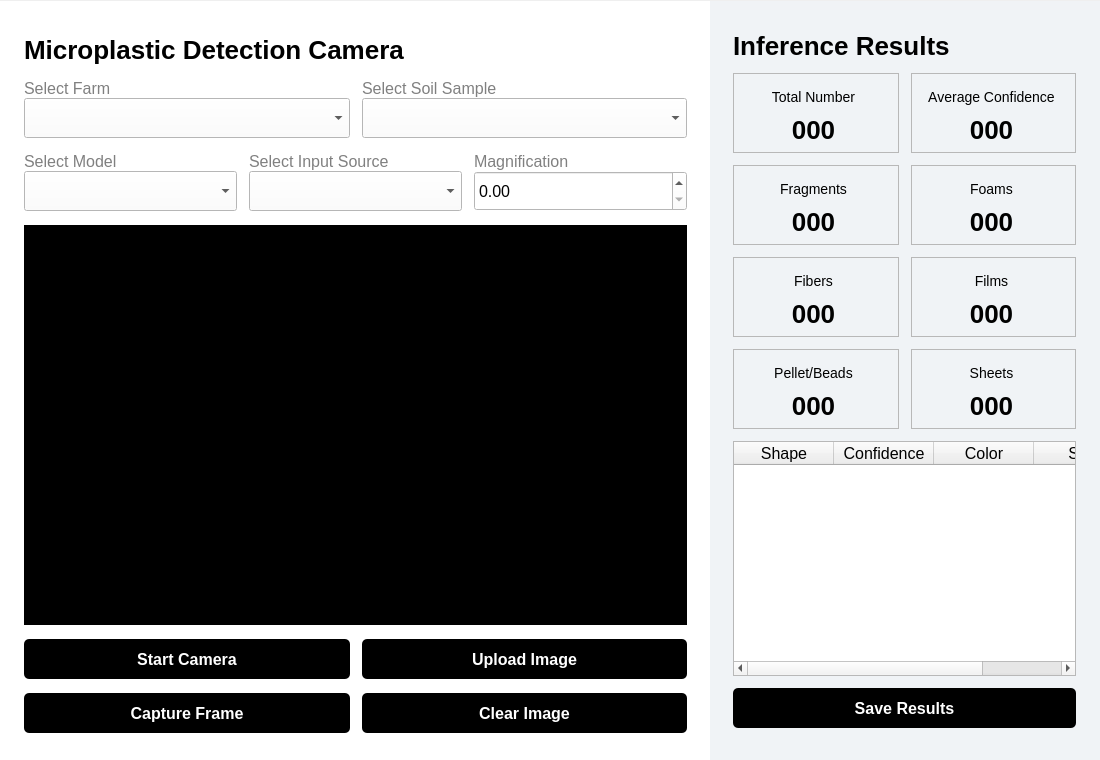
Above: mpcamera/layouts/cameraPage.ui from AkunoCode/MP-Camera before the change. Below: the same form after it.
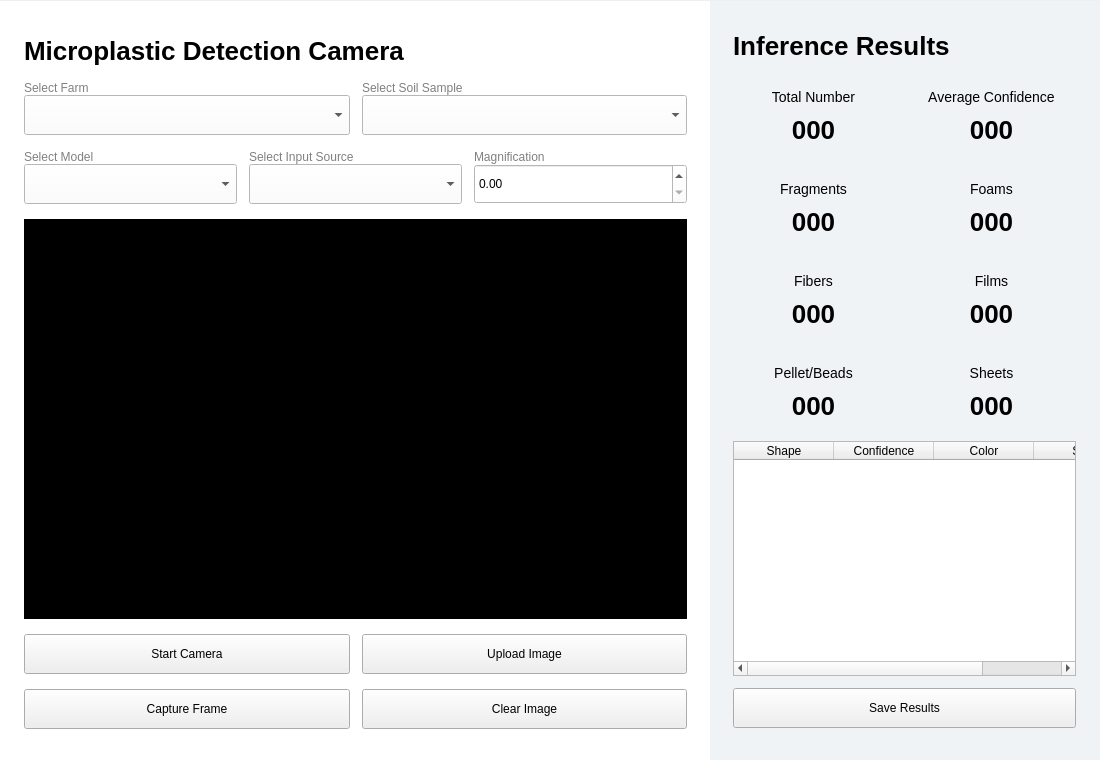
That is the form after the change. Icons and pictures are not drawn.

Commit message: feat: Enhance UI components with improved styling for ComboBox and DoubleSpinBox

```diff
--- a/mpcamera/layouts/cameraPage.ui
+++ b/mpcamera/layouts/cameraPage.ui
@@ -48,6 +48,90 @@
 border-radius:5px;
 border: 1px solid rgb(134, 134, 134);
 }
+
+/*-----------------COMBO BOX----------------------------*/
+
+
+QComboBox {
+    background-color: #ffffff;
+    border: 1px solid #d0d0d0;
+    border-radius: 6px;
+    padding: 6px 30px 6px 10px;
+    font-size: 13px;
+    color: #333333;
+}
+
+QComboBox:hover {
+    border: 1px solid #a0a0a0;
+}
+
+QComboBox:focus {
+    border: 1px solid #0078d4;
+}
+
+QComboBox::drop-down {
+    border: none;
+    width: 25px;
+}
+
+/* Use a ▼ Unicode symbol instead of a PNG */
+QComboBox::down-arrow {
+    color: #555555;
+    font-size: 12px;
+    content: &quot;\25BC&quot;;  /* ▼ */
+    margin-right: 8px;
+}
+
+
+/*-----------------SPIN BOX-------------------------------*/
+QDoubleSpinBox {
+    background-color: #ffffff;
+    border: 1px solid #d0d0d0;
+    border-radius: 6px;
+    padding: 6px 10px;
+    font-size: 13px;
+    color: #333333;
+}
+
+QDoubleSpinBox:hover {
+    border: 1px solid #a0a0a0;
+}
+
+QDoubleSpinBox:focus {
+    border: 1px solid #0078d4;
+}
+
+/* Remove the ugly default arrows styling */
+QDoubleSpinBox::up-button, 
+QDoubleSpinBox::down-button {
+    background: transparent;
+    border: none;
+    width: 20px;
+}
+
+/* Modern minimal up/down arrows */
+QDoubleSpinBox::up-arrow {
+    image: url(:/qt-project.org/styles/commonstyle/images/arrow-up-16.png);
+    width: 10px;
+    height: 10px;
+}
+
+QDoubleSpinBox::down-arrow {
+    image: url(:/qt-project.org/styles/commonstyle/images/arrow-down-16.png);
+    width: 10px;
+    height: 10px;
+}
+
+/* Dropdown-style popup for editing (if applicable) */
+QDoubleSpinBox QAbstractItemView {
+    background-color: #ffffff;
+    border: 1px solid #cfcfcf;
+    border-radius: 6px;
+    padding: 4px;
+    selection-background-color: #e6f2ff;
+}
+
+
 </string>
   </property>
   <widget class="QWidget" name="widget" native="true">
@@ -174,6 +258,9 @@
 color:black;
 }</string>
                </property>
+               <property name="frame">
+                <bool>true</bool>
+               </property>
               </widget>
              </item>
             </layout>
@@ -215,6 +302,9 @@
 color:black;
 }</string>
                </property>
+               <property name="frame">
+                <bool>true</bool>
+               </property>
               </widget>
              </item>
             </layout>
@@ -260,6 +350,9 @@
 color:black;
 }</string>
                </property>
+               <property name="frame">
+                <bool>true</bool>
+               </property>
               </widget>
              </item>
             </layout>
@@ -301,6 +394,9 @@
 color:black;
 }</string>
                </property>
+               <property name="frame">
+                <bool>true</bool>
+               </property>
               </widget>
              </item>
             </layout>
@@ -342,6 +438,12 @@
 color:black;
 }</string>
                </property>
+               <property name="wrapping">
+                <bool>false</bool>
+               </property>
+               <property name="frame">
+                <bool>true</bool>
+               </property>
               </widget>
              </item>
             </layout>
@@ -368,7 +470,7 @@
 }</string>
            </property>
            <property name="sizeAdjustPolicy">
-            <enum>QAbstractScrollArea::SizeAdjustPolicy::AdjustToContents</enum>
+            <enum>QAbstractScrollArea::AdjustIgnored</enum>
            </property>
           </widget>
          </item>
@@ -527,10 +629,7 @@
               </size>
              </property>
              <property name="frameShape">
-              <enum>QFrame::Shape::StyledPanel</enum>
-             </property>
-             <property name="frameShadow">
-              <enum>QFrame::Shadow::Raised</enum>
+              <enum>QFrame::NoFrame</enum>
              </property>
              <property name="designClass" stdset="0">
               <string>inferenceCard</string>
@@ -615,10 +714,7 @@
               </size>
              </property>
              <property name="frameShape">
-              <enum>QFrame::Shape::StyledPanel</enum>
-             </property>
-             <property name="frameShadow">
-              <enum>QFrame::Shadow::Raised</enum>
+              <enum>QFrame::NoFrame</enum>
              </property>
              <property name="designClass" stdset="0">
               <string>inferenceCard</string>
@@ -707,10 +803,7 @@
               </size>
              </property>
              <property name="frameShape">
-              <enum>QFrame::Shape::StyledPanel</enum>
-             </property>
-             <property name="frameShadow">
-              <enum>QFrame::Shadow::Raised</enum>
+              <enum>QFrame::NoFrame</enum>
              </property>
              <property name="designClass" stdset="0">
               <string>inferenceCard</string>
@@ -795,10 +888,7 @@
               </size>
              </property>
              <property name="frameShape">
-              <enum>QFrame::Shape::StyledPanel</enum>
-             </property>
-             <property name="frameShadow">
-              <enum>QFrame::Shadow::Raised</enum>
+              <enum>QFrame::NoFrame</enum>
              </property>
              <property name="designClass" stdset="0">
               <string>inferenceCard</string>
@@ -887,10 +977,7 @@
               </size>
              </property>
              <property name="frameShape">
-              <enum>QFrame::Shape::StyledPanel</enum>
-             </property>
-             <property name="frameShadow">
-              <enum>QFrame::Shadow::Raised</enum>
+              <enum>QFrame::NoFrame</enum>
              </property>
              <property name="designClass" stdset="0">
               <string>inferenceCard</string>
@@ -975,10 +1062,7 @@
               </size>
              </property>
              <property name="frameShape">
-              <enum>QFrame::Shape::StyledPanel</enum>
-             </property>
-             <property name="frameShadow">
-              <enum>QFrame::Shadow::Raised</enum>
+              <enum>QFrame::NoFrame</enum>
              </property>
              <property name="designClass" stdset="0">
               <string>inferenceCard</string>
@@ -1067,10 +1151,7 @@
               </size>
              </property>
              <property name="frameShape">
-              <enum>QFrame::Shape::StyledPanel</enum>
-             </property>
-             <property name="frameShadow">
-              <enum>QFrame::Shadow::Raised</enum>
+              <enum>QFrame::NoFrame</enum>
              </property>
              <property name="designClass" stdset="0">
               <string>inferenceCard</string>
@@ -1155,10 +1236,7 @@
               </size>
              </property>
              <property name="frameShape">
-              <enum>QFrame::Shape::StyledPanel</enum>
-             </property>
-             <property name="frameShadow">
-              <enum>QFrame::Shadow::Raised</enum>
+              <enum>QFrame::NoFrame</enum>
              </property>
              <property name="designClass" stdset="0">
               <string>inferenceCard</string>
```
Left out of the diff: 37 changed lines with no effect on the pictures.
